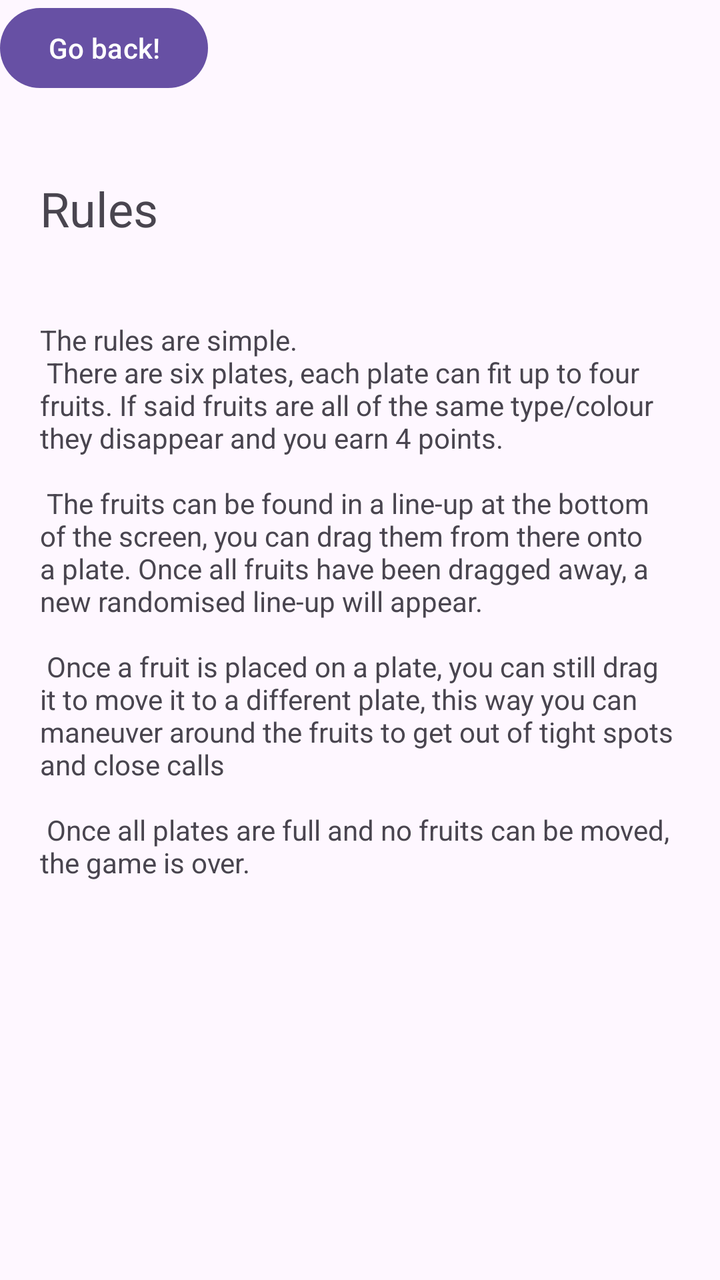
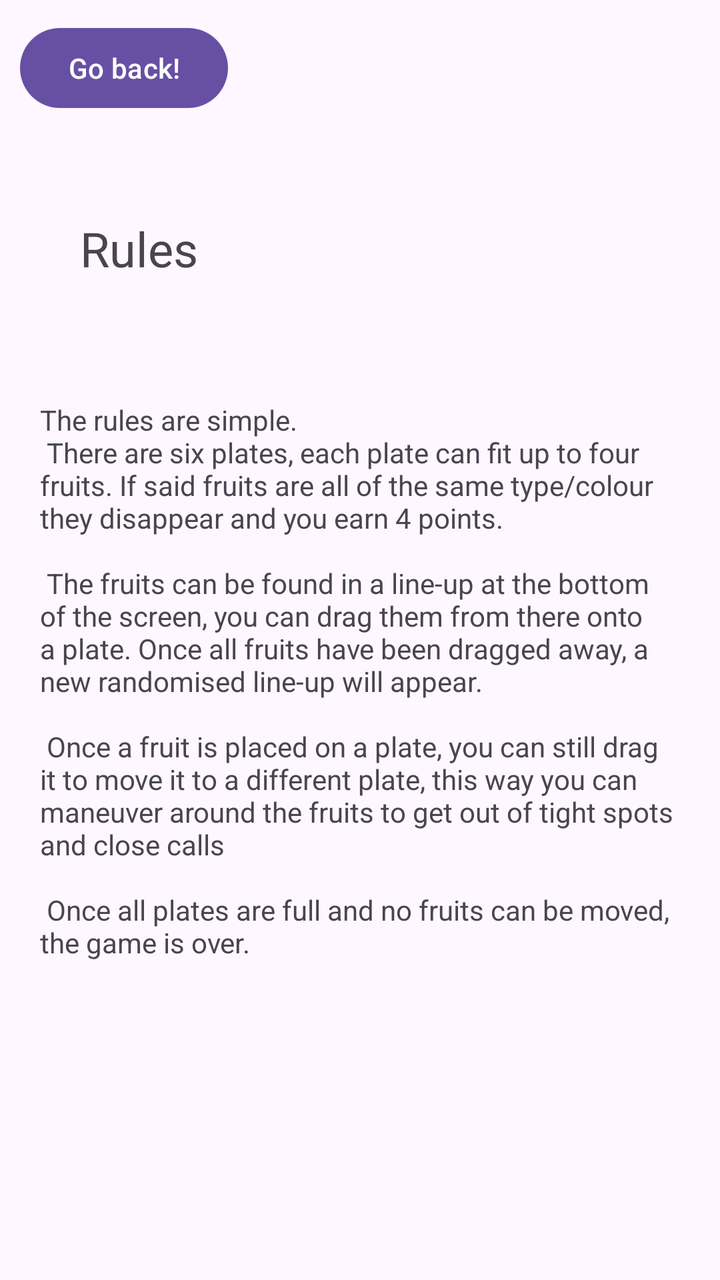

The first picture is an Android layout as it rendered before a commit; the second is the same layout after the commit. The layout source and the unified diff follow.
<!-- AndroidManifest.xml: application theme Theme.FruitMatching -->
<!-- res/layout/activity_rules.xml -->
<?xml version="1.0" encoding="utf-8"?>
<androidx.constraintlayout.widget.ConstraintLayout xmlns:android="http://schemas.android.com/apk/res/android"
    xmlns:app="http://schemas.android.com/apk/res-auto"
    xmlns:tools="http://schemas.android.com/tools"
    android:id="@+id/main"
    android:layout_width="match_parent"
    android:layout_height="match_parent"
    tools:context=".RulesActivity">

    <Button
        android:id="@+id/backButton"
        android:text="Go back!"
        android:onClick="goBack"
        android:layout_width="wrap_content"
        android:layout_height="wrap_content"
        app:layout_constraintTop_toTopOf="match_parent"
        app:layout_constraintBottom_toBottomOf="match_parent"
        app:layout_constraintLeft_toLeftOf="match_parent"
        app:layout_constraintRight_toRightOf="match_parent"
        android:layout_margin="10dp" />

    <TextView
        android:id="@+id/rulesTitle"
        android:layout_width="wrap_content"
        android:layout_height="wrap_content"
        android:text="Rules"
        android:textSize="24sp"
        app:layout_constraintTop_toBottomOf="@id/backButton"
        app:layout_constraintLeft_toLeftOf="match_parent"
        app:layout_constraintRight_toRightOf="match_parent"
        android:layout_margin="20dp"
        android:padding="20dp" />

    <TextView
        android:id="@+id/rulesText"
        android:layout_width="wrap_content"
        android:layout_height="wrap_content"
        android:text="@string/rules"
        app:layout_constraintTop_toBottomOf="@id/rulesTitle"
        app:layout_constraintLeft_toLeftOf="match_parent"
        app:layout_constraintRight_toRightOf="match_parent"
        android:padding="20dp" />


</androidx.constraintlayout.widget.ConstraintLayout>
<!-- resources referenced by this layout -->
<resources>
  <string name="rules">
          The rules are simple.\n
          There are six plates, each plate can fit up to four fruits. If said fruits are all of the same type/colour they disappear and you earn 4 points.\n\n
          The fruits can be found in a line-up at the bottom of the screen, you can drag them from there onto a plate. Once all fruits have been dragged away, a new randomised line-up will appear.\n\n
          Once a fruit is placed on a plate, you can still drag it to move it to a different plate, this way you can maneuver around the fruits to get out of tight spots and close calls\n\n
          Once all plates are full and no fruits can be moved, the game is over.
      </string>
  <style name="Theme.FruitMatching" parent="Base.Theme.FruitMatching" />
  <style name="Base.Theme.FruitMatching" parent="Theme.Material3.DayNight.NoActionBar">
          
          
      </style>
</resources>

<!-- the commit's change to res/layout/activity_rules.xml (unified diff, before → after) -->
@@ -7,39 +7,46 @@
     android:layout_height="match_parent"
     tools:context=".RulesActivity">
 
-    <Button
-        android:id="@+id/backButton"
-        android:text="Go back!"
-        android:onClick="goBack"
-        android:layout_width="wrap_content"
-        android:layout_height="wrap_content"
-        app:layout_constraintTop_toTopOf="match_parent"
-        app:layout_constraintBottom_toBottomOf="match_parent"
-        app:layout_constraintLeft_toLeftOf="match_parent"
-        app:layout_constraintRight_toRightOf="match_parent"
-        android:layout_margin="10dp" />
+    <LinearLayout
+        android:layout_width="match_parent"
+        android:layout_height="match_parent"
+        android:orientation="vertical" >
 
-    <TextView
-        android:id="@+id/rulesTitle"
-        android:layout_width="wrap_content"
-        android:layout_height="wrap_content"
-        android:text="Rules"
-        android:textSize="24sp"
-        app:layout_constraintTop_toBottomOf="@id/backButton"
-        app:layout_constraintLeft_toLeftOf="match_parent"
-        app:layout_constraintRight_toRightOf="match_parent"
-        android:layout_margin="20dp"
-        android:padding="20dp" />
+        <Button
+            android:id="@+id/backButton"
+            android:text="Go back!"
+            android:onClick="goBack"
+            android:layout_width="wrap_content"
+            android:layout_height="wrap_content"
+            app:layout_constraintTop_toTopOf="parent"
+            app:layout_constraintBottom_toBottomOf="parent"
+            app:layout_constraintStart_toStartOf="parent"
+            app:layout_constraintEnd_toEndOf="parent"
+            android:layout_margin="10dp" />
 
-    <TextView
-        android:id="@+id/rulesText"
-        android:layout_width="wrap_content"
-        android:layout_height="wrap_content"
-        android:text="@string/rules"
-        app:layout_constraintTop_toBottomOf="@id/rulesTitle"
-        app:layout_constraintLeft_toLeftOf="match_parent"
-        app:layout_constraintRight_toRightOf="match_parent"
-        android:padding="20dp" />
+        <TextView
+            android:id="@+id/rulesTitle"
+            android:layout_width="wrap_content"
+            android:layout_height="wrap_content"
+            android:text="Rules"
+            android:textSize="24sp"
+            app:layout_constraintTop_toBottomOf="@id/backButton"
+            app:layout_constraintStart_toStartOf="parent"
+            app:layout_constraintEnd_toEndOf="parent"
+            android:layout_margin="20dp"
+            android:padding="20dp" />
+
+        <TextView
+            android:id="@+id/rulesText"
+            android:layout_width="wrap_content"
+            android:layout_height="wrap_content"
+            android:text="@string/rules"
+            app:layout_constraintTop_toBottomOf="@id/rulesTitle"
+            app:layout_constraintStart_toStartOf="parent"
+            app:layout_constraintEnd_toEndOf="parent"
+            android:padding="20dp" />
+
+    </LinearLayout>
 
 
 </androidx.constraintlayout.widget.ConstraintLayout>
